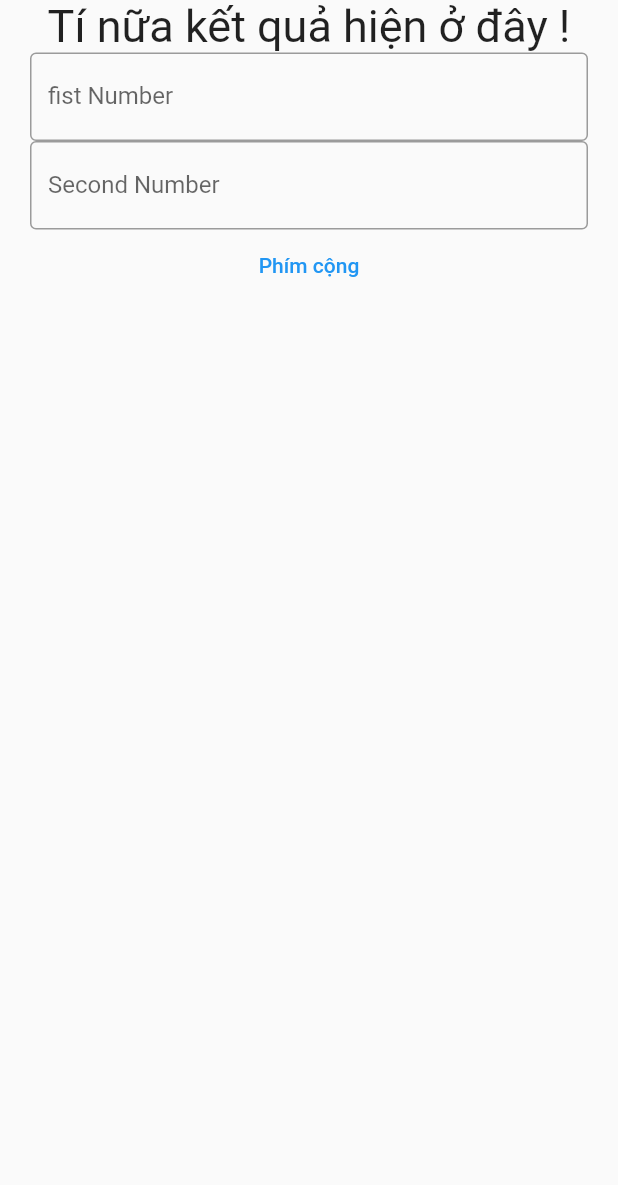
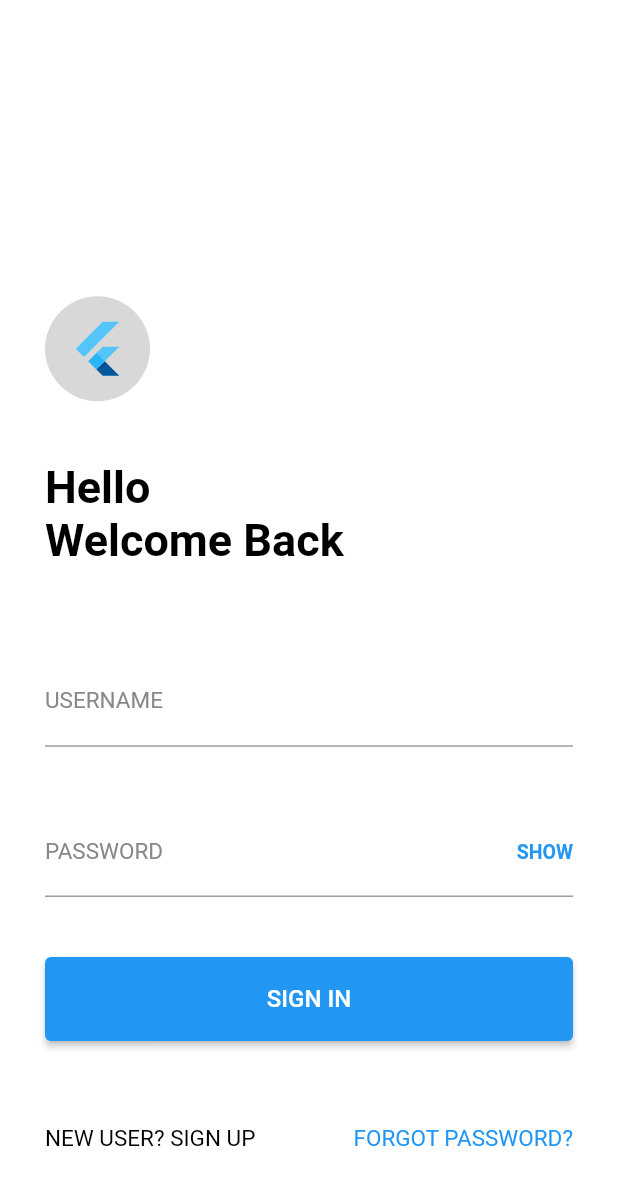
Before and after one commit to t31v12d98/QBox, a Flutter app: the screen it shows after launch, on a phone screen of 412 x 824 dp. Shown: the top 1185 px of the screen. Run offline on Flutter 3.47's test engine with Material 2 defaults, Android fonts, the phone set to English and light mode, and no system bars.

Commit message:
them trang login => testing

```diff
--- a/qbox/lib/main.dart
+++ b/qbox/lib/main.dart
@@ -1,6 +1,13 @@
 import 'package:flutter/material.dart';
-import 'MyApp.dart';
+import 'package:qbox/page/login.dart';
 
 void main() {
   runApp(MyApp());
 }
+
+class MyApp extends StatelessWidget {
+  @override
+  Widget build(BuildContext context) {
+    return new MaterialApp(home: Login());
+  }
+}
--- /dev/null
+++ b/qbox/lib/page/login.dart
@@ -0,0 +1,157 @@
+import 'package:flutter/material.dart';
+import 'package:qbox/page/testing.dart';
+
+class Login extends StatefulWidget {
+  @override
+  State<StatefulWidget> createState() {
+    // TODO: implement createState
+    return _Login();
+  }
+}
+
+class _Login extends State<Login> {
+  bool _showPass = false;
+  final TextEditingController _userController = TextEditingController();
+  final TextEditingController _passController = TextEditingController();
+
+  final String _userNameErr = 'Username ko hợp lệ !';
+  final String _passwordErr = 'Password ko hợp lệ !';
+  bool _userInvalid = false;
+  bool _passInvalid = false;
+
+  @override
+  Widget build(BuildContext context) {
+    // TODO: implement build
+    return Scaffold(
+      body: Container(
+        padding: EdgeInsets.fromLTRB(30, 0, 30, 0),
+        constraints: BoxConstraints.expand(),
+        color: Colors.white,
+        child: Column(
+          mainAxisAlignment: MainAxisAlignment.end,
+          crossAxisAlignment: CrossAxisAlignment.start,
+          children: <Widget>[
+            Padding(
+              padding: const EdgeInsets.fromLTRB(0, 0, 0, 40),
+              child: Container(
+                width: 70,
+                height: 70,
+                padding: EdgeInsets.all(15),
+                decoration: BoxDecoration(
+                  shape: BoxShape.circle,
+                  color: Color(0xffd8d8d8),
+                ),
+                child: FlutterLogo(),
+              ),
+            ),
+            Padding(
+              padding: const EdgeInsets.fromLTRB(0, 0, 0, 60),
+              child: Text(
+                "Hello\nWelcome Back",
+                style: TextStyle(
+                    fontWeight: FontWeight.bold,
+                    color: Colors.black,
+                    fontSize: 30),
+              ),
+            ),
+            Padding(
+              padding: const EdgeInsets.fromLTRB(0, 0, 0, 40),
+              child: TextField(
+                controller: _userController,
+                style: TextStyle(fontSize: 18, color: Colors.black),
+                decoration: InputDecoration(
+                    labelText: "USERNAME",
+                    errorText: _userInvalid ? _userNameErr : null,
+                    labelStyle:
+                        TextStyle(color: Color(0xff888888), fontSize: 15)),
+              ),
+            ),
+            Padding(
+              padding: const EdgeInsets.fromLTRB(0, 0, 0, 40),
+              child: Stack(
+                alignment: AlignmentDirectional.centerEnd,
+                children: [
+                  TextField(
+                    controller: _passController,
+                    style: TextStyle(fontSize: 18, color: Colors.black),
+                    obscureText: !_showPass,
+                    decoration: InputDecoration(
+                        labelText: "PASSWORD",
+                        errorText: _passInvalid ? _passwordErr : null,
+                        labelStyle:
+                            TextStyle(color: Color(0xff888888), fontSize: 15)),
+                  ),
+                  GestureDetector(
+                    onTap: onToggleShowPass,
+                    child: Text(
+                      _showPass ? 'HIDE' : 'SHOW',
+                      style: TextStyle(
+                          color: Colors.blue,
+                          fontSize: 13,
+                          fontWeight: FontWeight.bold),
+                    ),
+                  )
+                ],
+              ),
+            ),
+            SizedBox(
+                width: double.infinity,
+                height: 56,
+                child: ElevatedButton(
+                    onPressed: onSignInClicked,
+                    child: Text("SIGN IN",
+                        style: TextStyle(color: Colors.white, fontSize: 16)))),
+            Container(
+              height: 130,
+              width: double.infinity,
+              child: Row(
+                  mainAxisAlignment: MainAxisAlignment.spaceBetween,
+                  children: <Widget>[
+                    Text(
+                      "NEW USER? SIGN UP",
+                      style: TextStyle(fontSize: 15, color: Colors.black),
+                    ),
+                    Text(
+                      "FORGOT PASSWORD?",
+                      style: TextStyle(fontSize: 15, color: Colors.blue),
+                    )
+                  ]),
+            ),
+          ],
+        ),
+      ),
+    );
+  }
+
+  void onToggleShowPass() {
+    setState(() {
+      _showPass = !_showPass;
+    });
+  }
+
+  void onSignInClicked() {
+    setState(() {
+      // validate input
+      if (_userController.text.isEmpty) {
+        _userInvalid = true;
+      } else {
+        _userInvalid = false;
+      }
+
+      if (_passController.text.isEmpty) {
+        _passInvalid = true;
+      } else {
+        _passInvalid = false;
+      }
+
+      //code flow login ở đây
+      if (!_userInvalid && !_passInvalid) {
+        Navigator.push(context, MaterialPageRoute(builder: gotoTesting));
+      }
+    });
+  }
+
+  Widget gotoTesting(BuildContext context) {
+    return MyApp(); // trang testing
+  }
+}
--- a/qbox/lib/testing_page.dart
+++ /dev/null
@@ -1,28 +0,0 @@
-import 'package:flutter/material.dart';
-
-class MyApp extends StatefulWidget {
-  @override
-  State<StatefulWidget> createState() {
-    return _MyAppState();
-  }
-}
-
-class _MyAppState extends State<MyApp> {
-  @override
-  Widget build(BuildContext context) {
-    return MaterialApp(
-      title: "this is my app",
-      home: Scaffold(
-        body: Center(
-          child: Column(
-            children: const [
-              Text('testing'),
-              TextField(),
-              TextField(),
-            ],
-          ),
-        ),
-      ),
-    );
-  }
-}
```
Also changed, not shown: qbox/lib/page/testing.dart (renamed from qbox/lib/MyApp.dart), 1 other file.
